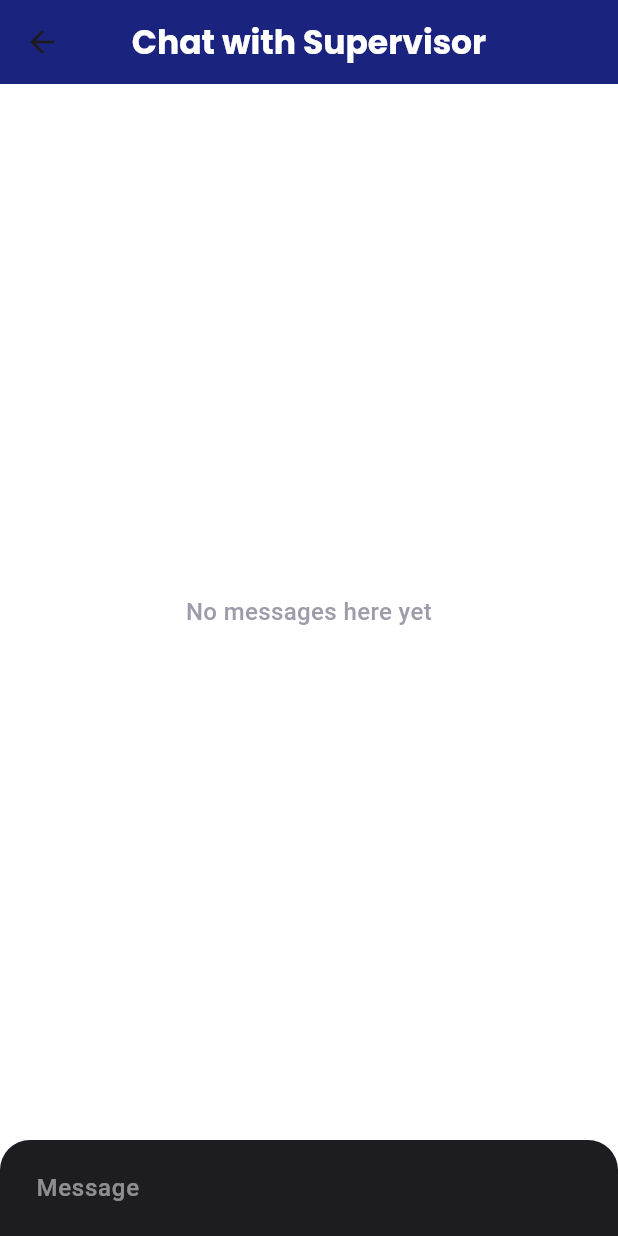
After one commit to salmanmani167/EduBridge_flutter_app, a Flutter app: the ChatPage screen opened directly, on a phone screen of 412 x 824 dp. The commit adds this screen. Run offline on Flutter 3.47's test engine with Material 3 defaults, Android fonts, the phone set to English and light mode, and no system bars; our stand-ins replace animated_bottom_navigation_bar, circular_profile_avatar, flutter_chat_types, flutter_chat_ui, flutter_sizer, font_awesome_flutter and 4 more.

Commit message:
chat screen

```diff
--- /dev/null
+++ b/lib/Views/Homepage/chat_page.dart
@@ -0,0 +1,60 @@
+import 'package:flutter/material.dart';
+import 'package:flutter_chat_ui/flutter_chat_ui.dart';
+import 'package:flutter_chat_ui/flutter_chat_ui.dart';
+import 'package:flutter_chat_types/flutter_chat_types.dart' as types;
+import "package:google_fonts/google_fonts.dart";
+class ChatPage extends StatefulWidget {
+  const ChatPage({Key? key}) : super(key: key);
+
+  @override
+  State<ChatPage> createState() => _ChatPageState();
+}
+
+class _ChatPageState extends State<ChatPage> {
+List<types.Message> _messages = [];
+  final _user = const types.User(
+    id: '82091008-a484-4a89-ae75-a22bf8d6f3ac',
+  );
+
+
+
+  @override
+  Widget build(BuildContext context) {
+    return  Scaffold(
+      appBar: AppBar(
+        title: Text(
+          "Chat with Supervisor",
+          style: GoogleFonts.poppins(
+              fontWeight: FontWeight.bold, color: Colors.white),
+        ),
+        backgroundColor: Colors.indigo[900],
+        centerTitle: true,
+        actions: [
+          Container(
+            width: 50,
+            padding: EdgeInsets.symmetric(
+              horizontal: 10,
+            ),
+          ),
+        ],
+      ),
+      body: Chat(messages: _messages ,user: _user, onSendPressed: _handleSendPressed),
+    );
+  }
+  void _handleSendPressed(types.PartialText message) {
+    final textMessage = types.TextMessage(
+      author: _user,
+      createdAt: DateTime.now().millisecondsSinceEpoch,
+      id: "id",
+      text: message.text,
+    );
+
+    _addMessage(textMessage);
+  }
+  void _addMessage(types.Message message) {
+    setState(() {
+      _messages.insert(0, message);
+    });
+  }
+
+}
--- a/lib/main.dart
+++ b/lib/main.dart
@@ -4,6 +4,7 @@ import 'package:flutter_sizer/flutter_sizer.dart';
 import 'package:sulaman_s_application007/Views/Auth/Login.dart';
 import 'package:sulaman_s_application007/Views/Auth/otp.dart';
 import 'package:sulaman_s_application007/Views/Form/funding_form.dart';
+import 'package:sulaman_s_application007/Views/Homepage/chat_page.dart';
 import 'package:sulaman_s_application007/Views/Homepage/home_page.dart';
 import 'package:sulaman_s_application007/Views/Form/fyp_form.dart';
 import 'package:sulaman_s_application007/Views/Widgets/FYP%20Form/drop_down.dart';
@@ -18,7 +19,7 @@ class EduBridge extends StatelessWidget {
             builder: (context, orientation, screenType) {
             return MaterialApp(
               title: 'Education Bridge',
-              home: logIn(),
+              home: HomePage(),
               debugShowCheckedModeBanner: false,
             );
             }
--- a/pubspec.yaml
+++ b/pubspec.yaml
@@ -21,6 +21,7 @@ dependencies:
   font_awesome_flutter: ^10.7.0
   getwidget: ^4.0.0
   animated_bottom_navigation_bar: ^1.3.3
+  flutter_chat_ui: ^1.6.12
 dev_dependencies:
   flutter_test:
     sdk: flutter
```
Also changed, not shown: lib/Views/Homepage/home_page.dart (+12 -3 lines).
